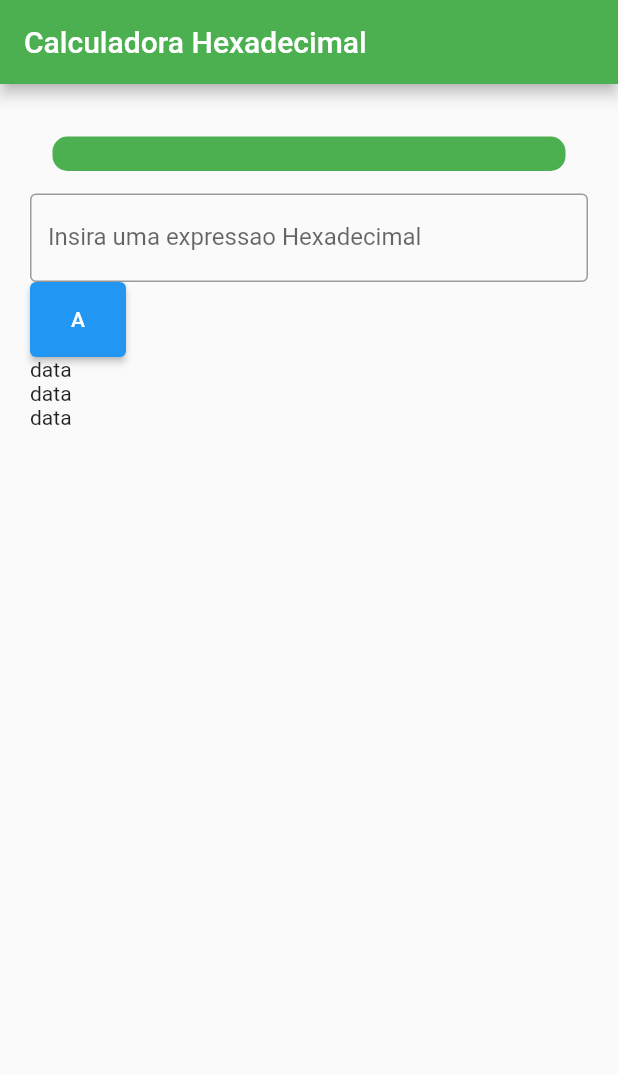
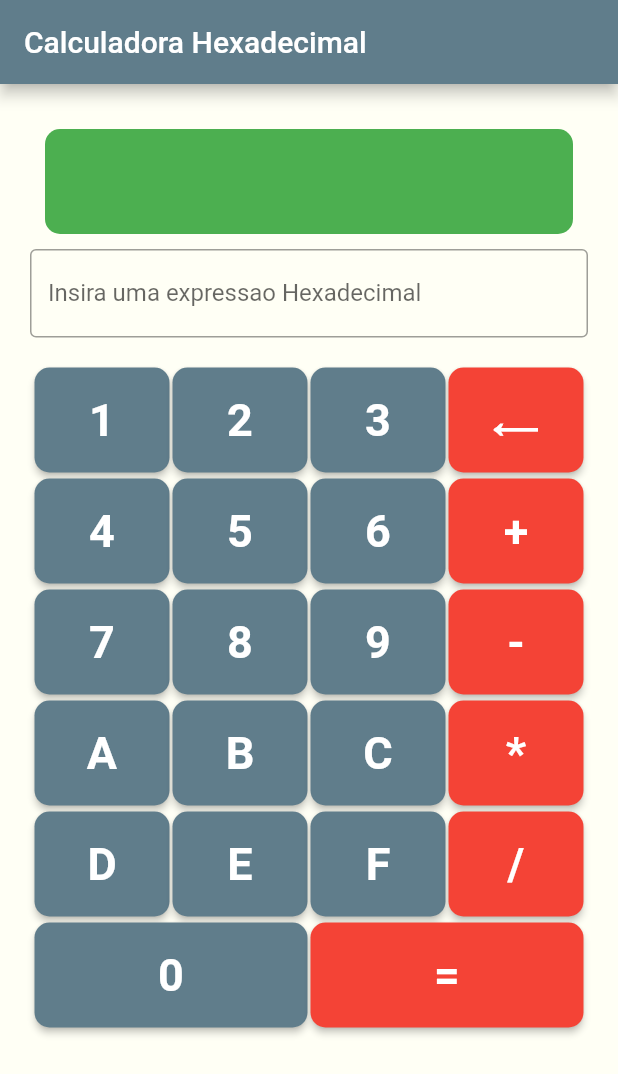
Before and after one commit to RyanOxon/LabMoveis, a Flutter app: the screen it shows after launch, on a phone screen of 412 x 824 dp. Shown: the top 1074 px of the screen. Run offline on Flutter 3.47's test engine with Material 2 defaults, Android fonts, the phone set to English and light mode, and no system bars.

Commit message:
Implementação do APP 5

```diff
--- a/app5/calc_hexa/lib/home.dart
+++ b/app5/calc_hexa/lib/home.dart
@@ -1,4 +1,3 @@
-import 'package:flutter/cupertino.dart';
 import 'package:flutter/material.dart';
 import 'package:flutter/services.dart';
 
@@ -12,14 +11,11 @@ class Home extends StatefulWidget {
 class _HomeState extends State<Home> {
   final _hexAndOperatorRegex = RegExp(r"[0-9A-Fa-f+-/*]");
   String inputValue = "";
+  bool finish = false;
 
   void _calculate(String value) {
-    inputValue = value
-        .replaceAll("+", " + ")
-        .replaceAll("-", " - ")
-        .replaceAll("*", " * ")
-        .replaceAll("/", " / ");
-
+    finish = true;
+    inputValue = value.trim();
     String result;
     try {
       result = _calculaHexa(inputValue);
@@ -85,20 +81,71 @@ class _HomeState extends State<Home> {
     return resultado;
   }
 
+  ElevatedButton botao(String texto, bool isOperator,
+      {bool isBackspace = false,
+      bool isDouble = false,
+      bool isEquals = false}) {
+    return ElevatedButton(
+        onPressed: () {
+          if (finish) {
+            setState(() {
+              inputValue = "";
+              finish = false;
+            });
+          }
+          if (isEquals && inputValue.isNotEmpty) {
+            _calculate(inputValue);
+          } else if (isBackspace) {
+            setState(() {
+              if (inputValue.isNotEmpty) {
+                inputValue = inputValue.substring(0, inputValue.length - 1);
+                inputValue = inputValue.trim();
+              }
+            });
+          } else if (!isEquals) {
+            setState(() {
+              if (isOperator && inputValue.isNotEmpty) {
+                inputValue += " $texto ";
+              } else {
+                inputValue += texto;
+              }
+            });
+          }
+        },
+        style: ButtonStyle(
+            backgroundColor: isOperator
+                ? const MaterialStatePropertyAll(Colors.red)
+                : const MaterialStatePropertyAll(Colors.blueGrey),
+            elevation: const MaterialStatePropertyAll(2),
+            shape: const MaterialStatePropertyAll(RoundedRectangleBorder(
+                borderRadius: BorderRadius.all(Radius.circular(10)))),
+            fixedSize: MaterialStatePropertyAll(
+                isDouble ? const Size(182, 70) : const Size(90, 70))),
+        child: Text(texto,
+            style: const TextStyle(fontSize: 30, fontWeight: FontWeight.bold)));
+  }
+
   @override
   Widget build(BuildContext context) {
     return Scaffold(
       appBar: AppBar(
           title: const Text("Calculadora Hexadecimal"),
-            backgroundColor: Colors.green),
-        body: Center(
+          backgroundColor: Colors.blueGrey),
+      backgroundColor: const Color.fromARGB(255, 255, 255, 245),
+      body: SingleChildScrollView(
         child: Container(
           margin: const EdgeInsets.all(20),
-            child: Column(children: [
+          child:
+              Column(crossAxisAlignment: CrossAxisAlignment.stretch, children: [
             Container(
-                  margin: const EdgeInsets.all(15),
-                  padding: const EdgeInsets.only(left: 10),
-                  alignment: Alignment.topLeft,
+                constraints: const BoxConstraints(
+                    minHeight: 70,
+                    maxHeight: 140,
+                    minWidth: double.infinity,
+                    maxWidth: double.infinity),
+                margin:
+                    const EdgeInsets.symmetric(vertical: 10, horizontal: 10),
+                padding: const EdgeInsets.only(left: 10, right: 10, top: 5),
                 decoration: ShapeDecoration(
                     shape: RoundedRectangleBorder(
                         borderRadius: BorderRadius.circular(10)),
@@ -107,7 +154,7 @@ class _HomeState extends State<Home> {
                     style: const TextStyle(
                         fontSize: 20, fontWeight: FontWeight.bold))),
             TextField(
-                keyboardType: TextInputType.number,
+              keyboardType: TextInputType.text,
               inputFormatters: [
                 FilteringTextInputFormatter.allow(_hexAndOperatorRegex)
               ],
@@ -119,18 +166,80 @@ class _HomeState extends State<Home> {
                 _calculate(value);
               },
             ),
-              Row(children: [
-                ElevatedButton(
-                    onPressed: () {},
-                    style: const ButtonStyle(
-                        fixedSize: MaterialStatePropertyAll(Size.square(50))),
-                    child: const Text("A"))
+            const Padding(padding: EdgeInsets.all(10)),
+            Row(
+              mainAxisAlignment: MainAxisAlignment.center,
+              children: [
+                botao("1", false),
+                const Padding(padding: EdgeInsets.all(1)),
+                botao("2", false),
+                const Padding(padding: EdgeInsets.all(1)),
+                botao("3", false),
+                const Padding(padding: EdgeInsets.all(1)),
+                botao("⟵", true, isBackspace: true)
+              ],
+            ),
+            const Padding(padding: EdgeInsets.all(2)),
+            Row(
+              mainAxisAlignment: MainAxisAlignment.center,
+              children: [
+                botao("4", false),
+                const Padding(padding: EdgeInsets.all(1)),
+                botao("5", false),
+                const Padding(padding: EdgeInsets.all(1)),
+                botao("6", false),
+                const Padding(padding: EdgeInsets.all(1)),
+                botao("+", true)
+              ],
+            ),
+            const Padding(padding: EdgeInsets.all(2)),
+            Row(
+              mainAxisAlignment: MainAxisAlignment.center,
+              children: [
+                botao("7", false),
+                const Padding(padding: EdgeInsets.all(1)),
+                botao("8", false),
+                const Padding(padding: EdgeInsets.all(1)),
+                botao("9", false),
+                const Padding(padding: EdgeInsets.all(1)),
+                botao("-", true)
+              ],
+            ),
+            const Padding(padding: EdgeInsets.all(2)),
+            Row(
+              mainAxisAlignment: MainAxisAlignment.center,
+              children: [
+                botao("A", false),
+                const Padding(padding: EdgeInsets.all(1)),
+                botao("B", false),
+                const Padding(padding: EdgeInsets.all(1)),
+                botao("C", false),
+                const Padding(padding: EdgeInsets.all(1)),
+                botao("*", true)
+              ],
+            ),
+            const Padding(padding: EdgeInsets.all(2)),
+            Row(mainAxisAlignment: MainAxisAlignment.center, children: [
+              botao("D", false),
+              const Padding(padding: EdgeInsets.all(1)),
+              botao("E", false),
+              const Padding(padding: EdgeInsets.all(1)),
+              botao("F", false),
+              const Padding(padding: EdgeInsets.all(1)),
+              botao("/", true)
             ]),
-              const Row(children: [Text("data")]),
-              const Row(children: [Text("data")]),
-              const Row(children: [Text("data")]),
+            const Padding(padding: EdgeInsets.all(2)),
+            Row(
+              mainAxisAlignment: MainAxisAlignment.center,
+              children: [
+                botao("0", false, isDouble: true),
+                const Padding(padding: EdgeInsets.all(1)),
+                botao("=", true, isDouble: true, isEquals: true)
+              ],
+            )
           ]),
         ),
-        ));
+      ),
+    );
   }
 }
```
Also changed, not shown: 1 other file. Lines whose indentation alone changed are shown as unchanged.
